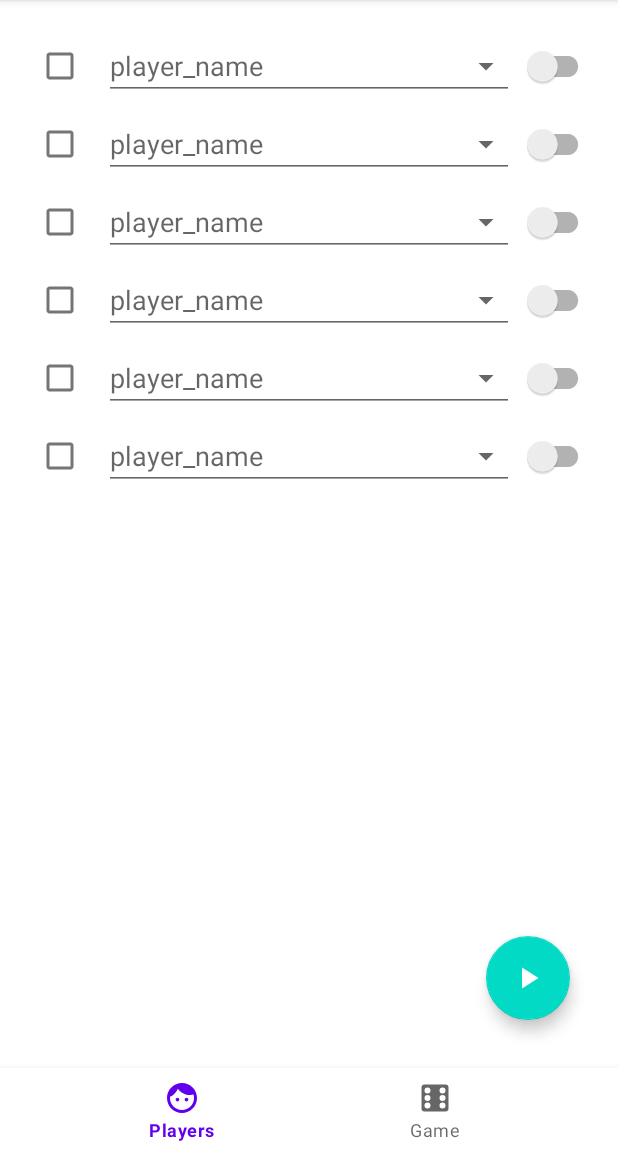
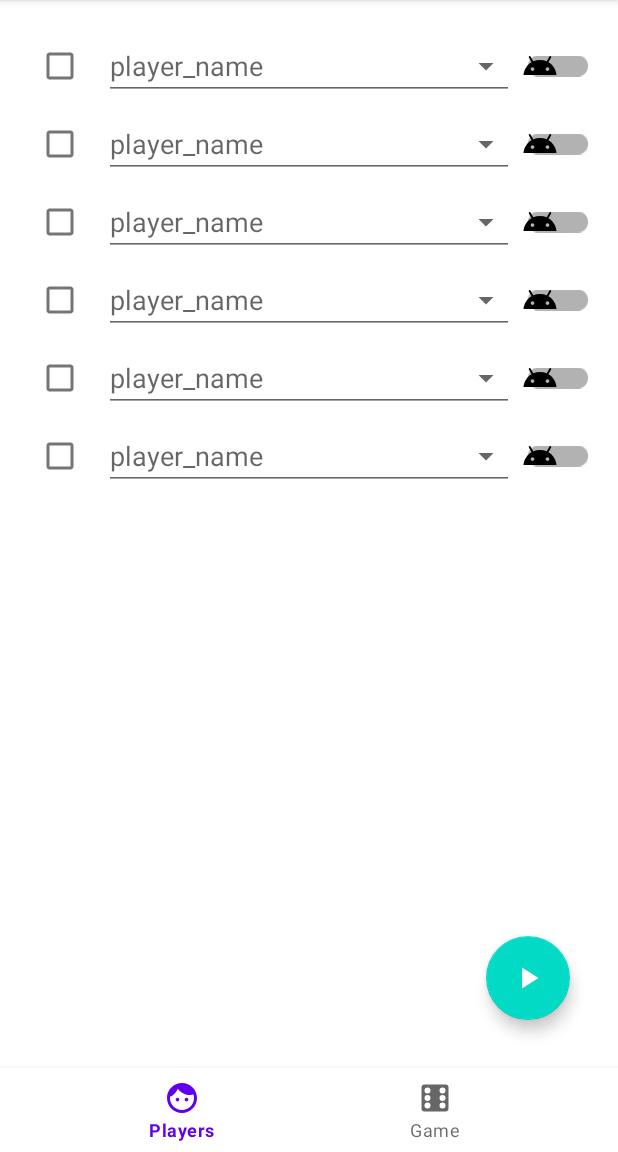
Before and after one commit to expeditioneer/PennyDrop, an Android app: the PickPlayersFragment screen opened through its navigation route, on a phone screen of 412 x 824 dp, the part 84-1236 px from its top. Run offline under Robolectric (Android 15) with nearby library versions, the phone set to English and light mode, and no system bars; our stand-ins replace data binding, navigation-ui; 6 statements that could not run were skipped.

Commit message:
customize player list items

```diff
--- /dev/null
+++ b/app/src/main/res/color/ai_toggle_color.xml
@@ -0,0 +1,6 @@
+<?xml version="1.0" encoding="utf-8"?>
+<selector xmlns:android="http://schemas.android.com/apk/res/android">
+    <item android:color="@android:color/darker_gray" android:state_enabled="false" />
+    <item android:color="@android:color/holo_blue_bright" android:state_checked="true" />
+    <item android:color="@android:color/holo_green_light" android:state_checked="false" />
+</selector>
--- /dev/null
+++ b/app/src/main/res/drawable/ai_toggle_bg.xml
@@ -0,0 +1,5 @@
+<?xml version="1.0" encoding="utf-8"?>
+<selector xmlns:android="http://schemas.android.com/apk/res/android">
+    <item android:drawable="@drawable/ic_baseline_face_24" android:state_checked="true" />
+    <item android:drawable="@drawable/ic_baseline_android_24" android:state_checked="false" />
+</selector>
--- /dev/null
+++ b/app/src/main/res/drawable/ic_baseline_android_24.xml
@@ -0,0 +1,5 @@
+<vector android:height="24dp" android:tint="#000000"
+    android:viewportHeight="24" android:viewportWidth="24"
+    android:width="24dp" xmlns:android="http://schemas.android.com/apk/res/android">
+    <path android:fillColor="@android:color/white" android:pathData="M17.6,9.48l1.84,-3.18c0.16,-0.31 0.04,-0.69 -0.26,-0.85c-0.29,-0.15 -0.65,-0.06 -0.83,0.22l-1.88,3.24c-2.86,-1.21 -6.08,-1.21 -8.94,0L5.65,5.67c-0.19,-0.29 -0.58,-0.38 -0.87,-0.2C4.5,5.65 4.41,6.01 4.56,6.3L6.4,9.48C3.3,11.25 1.28,14.44 1,18h22C22.72,14.44 20.7,11.25 17.6,9.48zM7,15.25c-0.69,0 -1.25,-0.56 -1.25,-1.25c0,-0.69 0.56,-1.25 1.25,-1.25S8.25,13.31 8.25,14C8.25,14.69 7.69,15.25 7,15.25zM17,15.25c-0.69,0 -1.25,-0.56 -1.25,-1.25c0,-0.69 0.56,-1.25 1.25,-1.25s1.25,0.56 1.25,1.25C18.25,14.69 17.69,15.25 17,15.25z"/>
+</vector>
--- a/app/src/main/res/layout/player_list_item.xml
+++ b/app/src/main/res/layout/player_list_item.xml
@@ -59,6 +59,9 @@
             android:layout_height="wrap_content"
             android:checked="@={player.isHuman}"
             android:visibility="@{player.canBeToggled ? View.VISIBLE : View.INVISIBLE}"
+            android:thumb="@drawable/ai_toggle_bg"
+            android:thumbTint="@color/ai_toggle_color"
+            android:trackTint="@color/ai_toggle_color"
             app:layout_constraintBottom_toBottomOf="@id/edit_text_player_name"
             app:layout_constraintEnd_toEndOf="parent"
             app:layout_constraintTop_toTopOf="@id/edit_text_player_name" />
```
